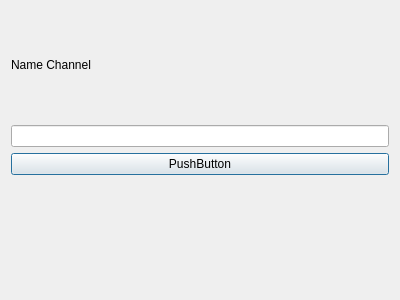
Old version of the form Project_AA/joinchannel.ui in the repository AmirHasanTaban/IUT-Messanger.
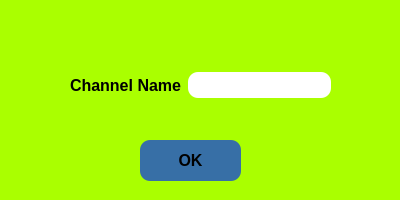
New version of the form.

Patch:
```diff
--- a/Project_AA/joinchannel.ui
+++ b/Project_AA/joinchannel.ui
@@ -7,38 +7,106 @@
     <x>0</x>
     <y>0</y>
     <width>400</width>
-    <height>300</height>
+    <height>200</height>
    </rect>
   </property>
   <property name="windowTitle">
    <string>Dialog</string>
   </property>
-  <layout class="QVBoxLayout" name="verticalLayout">
-   <item>
-    <widget class="QLabel" name="label_NameChannel">
-     <property name="text">
-      <string>Name Channel</string>
-     </property>
-    </widget>
-   </item>
-   <item>
-    <widget class="QLineEdit" name="lineEdit_NameChannel"/>
-   </item>
-   <item>
-    <widget class="QPushButton" name="pushButton">
-     <property name="text">
-      <string>PushButton</string>
-     </property>
-    </widget>
-   </item>
-   <item>
-    <widget class="QLabel" name="label_error">
-     <property name="text">
-      <string/>
-     </property>
-    </widget>
-   </item>
-  </layout>
+  <property name="styleSheet">
+   <string notr="true">background-color: rgb(170, 255, 0);</string>
+  </property>
+  <widget class="QPushButton" name="pushButton">
+   <property name="geometry">
+    <rect>
+     <x>140</x>
+     <y>140</y>
+     <width>101</width>
+     <height>41</height>
+    </rect>
+   </property>
+   <property name="font">
+    <font>
+     <pointsize>12</pointsize>
+     <bold>true</bold>
+    </font>
+   </property>
+   <property name="styleSheet">
+    <string notr="true">QPushButton {
+    border-radius: 10px;
+    padding: 10px;
+    background-color: #376fa6;
+	color: &quot;white&quot;;
+}
+
+QPushButton:hover {
+    background-color: #007600;
+}
+
+QPushButton:pressed {
+    background-color: #888888;
+}
+</string>
+   </property>
+   <property name="text">
+    <string>OK</string>
+   </property>
+  </widget>
+  <widget class="QLabel" name="label_error">
+   <property name="geometry">
+    <rect>
+     <x>70</x>
+     <y>100</y>
+     <width>261</width>
+     <height>21</height>
+    </rect>
+   </property>
+   <property name="styleSheet">
+    <string notr="true">color: rgb(255, 255, 255);</string>
+   </property>
+   <property name="text">
+    <string/>
+   </property>
+  </widget>
+  <widget class="QWidget" name="">
+   <property name="geometry">
+    <rect>
+     <x>70</x>
+     <y>70</y>
+     <width>261</width>
+     <height>30</height>
+    </rect>
+   </property>
+   <layout class="QGridLayout" name="gridLayout">
+    <item row="0" column="0">
+     <widget class="QLabel" name="label_NameChannel">
+      <property name="font">
+       <font>
+        <pointsize>12</pointsize>
+        <bold>true</bold>
+       </font>
+      </property>
+      <property name="text">
+       <string>Channel Name</string>
+      </property>
+     </widget>
+    </item>
+    <item row="0" column="1">
+     <widget class="QLineEdit" name="lineEdit_NameChannel">
+      <property name="styleSheet">
+       <string notr="true">QLineEdit {
+    border-radius: 10px;
+    padding: 5px;
+	background-color: rgb(255, 255, 255);
+	
+	font: 12pt &quot;Century&quot;;
+}
+</string>
+      </property>
+     </widget>
+    </item>
+   </layout>
+  </widget>
  </widget>
  <resources/>
  <connections/>
```
